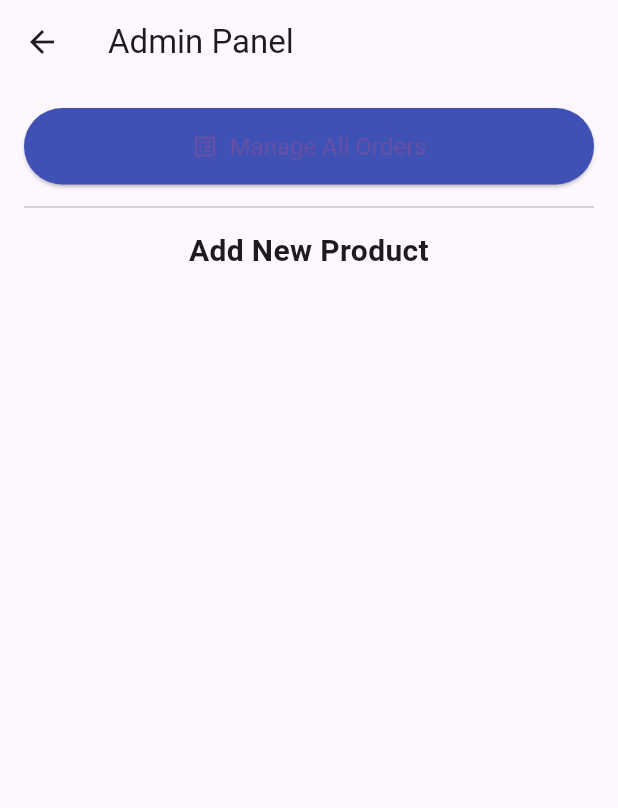
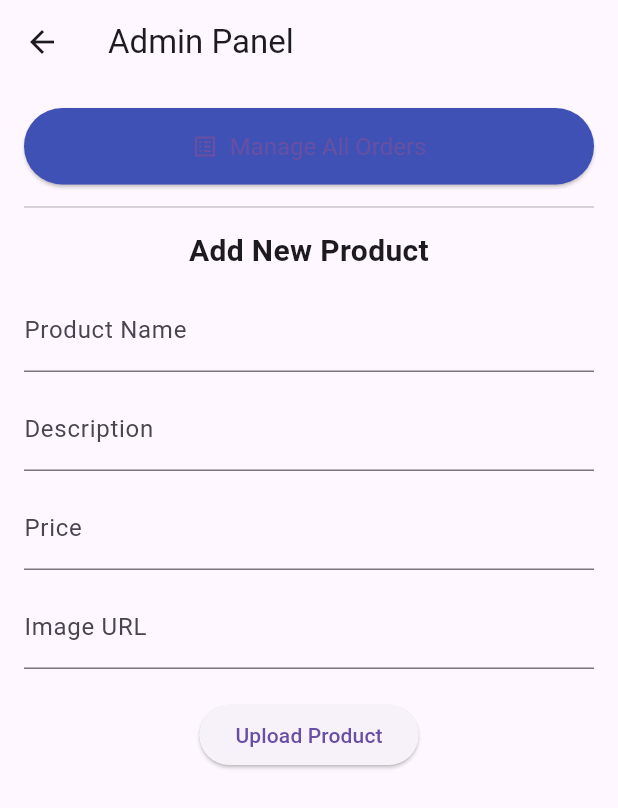
Before and after one commit to Daniel123-dot-del/BMCFinalProjectFinalProject, a Flutter app: the AdminPanelScreen screen opened directly, on a phone screen of 412 x 824 dp. Shown: the top 808 px of the screen. Run offline on Flutter 3.47's test engine with Material 3 defaults, Android fonts, the phone set to English and light mode, and no system bars; our stand-ins replace cloud_firestore, firebase_auth, firebase_core, flutter_native_splash; accounts and stored records are empty.

Commit message:
Flutter 3.32.5 V Firebase Integration Part 3

```diff
--- a/ecommerce_app/lib/screens/admin_panel_screen.dart
+++ b/ecommerce_app/lib/screens/admin_panel_screen.dart
@@ -133,7 +133,55 @@ class _AdminPanelScreenState extends State<AdminPanelScreen> {
               Form(
                 key: _formKey,
                 child: Column(
-                  // ... (your existing form with Image URL, Name, Price, etc.)
+                  children: [
+                    TextFormField(
+                      controller: _nameController,
+                      decoration: const InputDecoration(
+                        labelText: 'Product Name',
+                      ),
+                      validator: (value) => value == null || value.isEmpty
+                          ? 'Please enter a name'
+                          : null,
+                    ),
+                    const SizedBox(height: 10),
+                    TextFormField(
+                      controller: _descriptionController,
+                      decoration: const InputDecoration(
+                        labelText: 'Description',
+                      ),
+                      validator: (value) => value == null || value.isEmpty
+                          ? 'Please enter a description'
+                          : null,
+                    ),
+                    const SizedBox(height: 10),
+                    TextFormField(
+                      controller: _priceController,
+                      decoration: const InputDecoration(labelText: 'Price'),
+                      keyboardType: TextInputType.number,
+                      validator: (value) => value == null || value.isEmpty
+                          ? 'Please enter a price'
+                          : null,
+                    ),
+                    const SizedBox(height: 10),
+                    TextFormField(
+                      controller: _imageUrlController,
+                      decoration: const InputDecoration(labelText: 'Image URL'),
+                      validator: (value) => value == null || value.isEmpty
+                          ? 'Please enter an image URL'
+                          : null,
+                    ),
+                    const SizedBox(height: 20),
+                    ElevatedButton(
+                      onPressed: _isLoading ? null : _uploadProduct,
+                      child: _isLoading
+                          ? const CircularProgressIndicator(
+                              valueColor: AlwaysStoppedAnimation<Color>(
+                                Colors.white,
+                              ),
+                            )
+                          : const Text('Upload Product'),
+                    ),
+                  ],
                 ),
               ),
             ],
```
Also changed, not shown: ecommerce_app/lib/providers/cart_provider.dart (+60 -11 lines), ecommerce_app/lib/screens/cart_screen.dart (+7 -34 lines).
